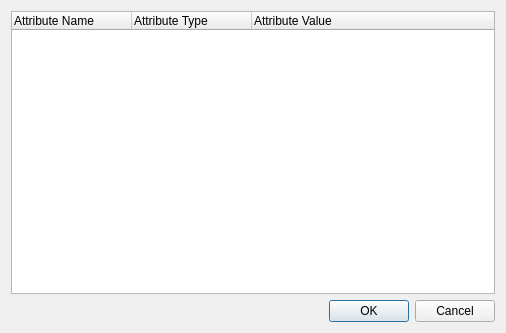
First picture: the form in src/libdynamind-gui/viewer/dmcomponenteditor.ui, repository iut-ibk/DynaMind-ToolBox, before the edit.
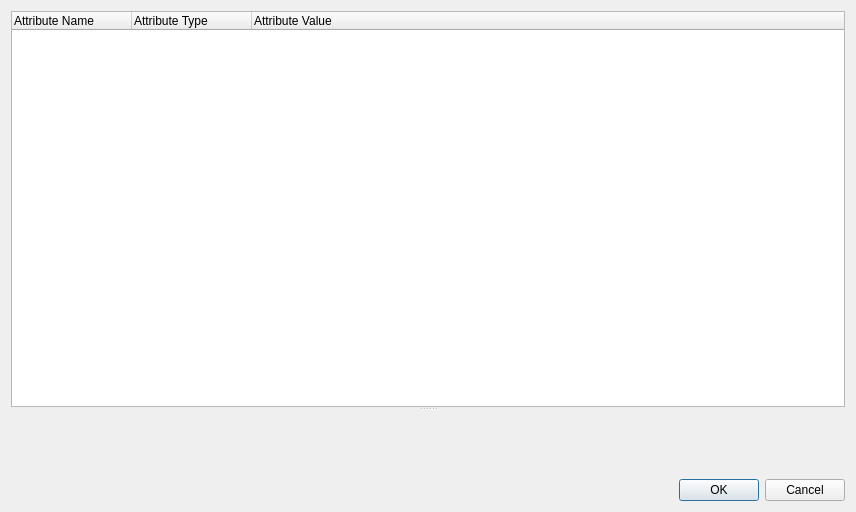
Second picture: the form after the edit. Custom widgets are drawn as their Qt base class.

```diff
--- a/src/libdynamind-gui/viewer/dmcomponenteditor.ui
+++ b/src/libdynamind-gui/viewer/dmcomponenteditor.ui
@@ -6,8 +6,8 @@
    <rect>
     <x>0</x>
     <y>0</y>
-    <width>506</width>
-    <height>333</height>
+    <width>856</width>
+    <height>512</height>
    </rect>
   </property>
   <property name="windowTitle">
@@ -15,7 +15,17 @@
   </property>
   <layout class="QVBoxLayout" name="verticalLayout">
    <item>
+    <widget class="QSplitter" name="splitter">
+     <property name="orientation">
+      <enum>Qt::Vertical</enum>
+     </property>
     <widget class="QTreeWidget" name="attributeList">
+      <property name="sizePolicy">
+       <sizepolicy hsizetype="Maximum" vsizetype="Maximum">
+        <horstretch>0</horstretch>
+        <verstretch>0</verstretch>
+       </sizepolicy>
+      </property>
      <attribute name="headerCascadingSectionResizes">
       <bool>false</bool>
      </attribute>
@@ -47,6 +57,15 @@
       </property>
      </column>
     </widget>
+     <widget class="QCustomPlot" name="plot">
+      <property name="sizePolicy">
+       <sizepolicy hsizetype="Preferred" vsizetype="Maximum">
+        <horstretch>0</horstretch>
+        <verstretch>0</verstretch>
+       </sizepolicy>
+      </property>
+     </widget>
+    </widget>
    </item>
    <item>
     <widget class="QDialogButtonBox" name="buttonBox">
@@ -60,6 +79,14 @@
    </item>
   </layout>
  </widget>
+ <customwidgets>
+  <customwidget>
+   <class>QCustomPlot</class>
+   <extends>QFrame</extends>
+   <header>qcustomplot.h</header>
+   <container>1</container>
+  </customwidget>
+ </customwidgets>
  <resources/>
  <connections>
   <connection>
```
Lines whose indentation alone changed are shown as unchanged.
